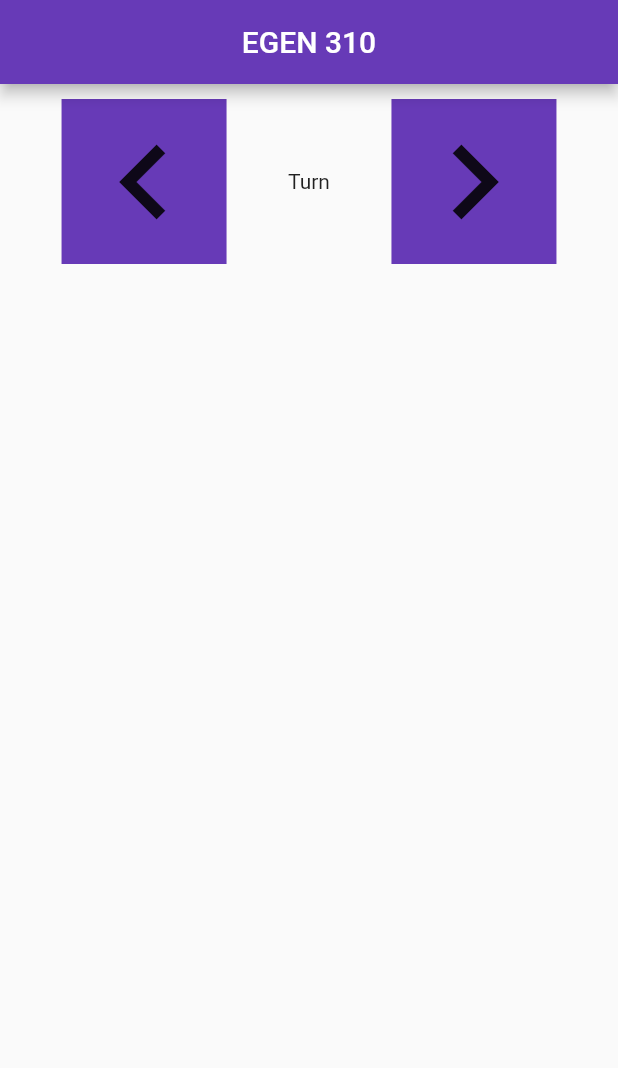
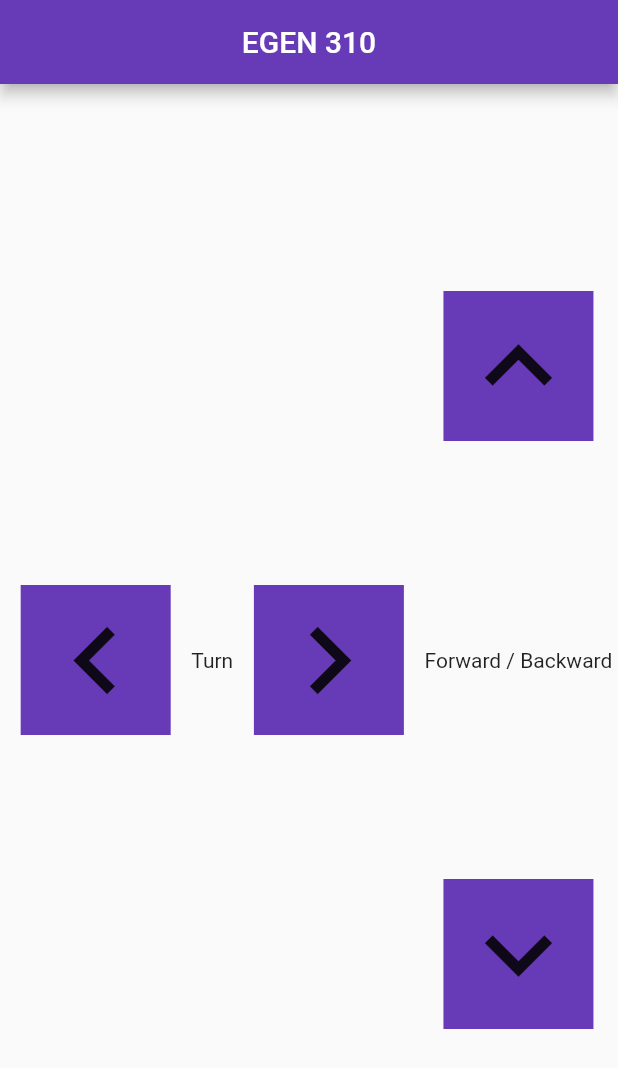
Before and after one commit to MGallivan00/EGEN_310, a Flutter app: the screen it shows after launch, on a phone screen of 412 x 824 dp. Shown: the top 1068 px of the screen. Run offline on Flutter 3.47's test engine with Material 2 defaults, Android fonts, the phone set to English and light mode, and no system bars.

Commit message:
Added forward and backward button

```diff
--- a/lib/main.dart
+++ b/lib/main.dart
@@ -56,13 +56,15 @@ class _MyHomePageState extends State<MyHomePage> {
     // than having to individually change instances of widgets.
     UserInterface _leftButton;
     UserInterface _rightButton;
+        UserInterface _forwardButton;
+    UserInterface _backwardButton;
+
     return Scaffold(
       appBar: AppBar(
         // Here we take the value from the MyHomePage object that was created by
         // the App.build method, and use it to set our appbar title.
         title: Text(widget.title),
         centerTitle: true,
-
       ),
       // Following code help with source : https://www.youtube.com/watch?v=pTJJsmejUOQ
       body: Row(
@@ -70,15 +72,42 @@ class _MyHomePageState extends State<MyHomePage> {
         crossAxisAlignment: CrossAxisAlignment.center,
         children: [
           //TODO Thread?
-            _leftButton = UserInterface(MainAxisAlignment.center, // Create the left button
-                CrossAxisAlignment.end, "turn Left", Icons.keyboard_arrow_left),
+          _leftButton = UserInterface(
+              MainAxisAlignment.center, // Create the left button
+              CrossAxisAlignment.end,
+              "turn Left",
+              Icons.keyboard_arrow_left),
           Text('Turn'),
 
-            _rightButton = UserInterface(MainAxisAlignment.center, // Create the turn right button
-                CrossAxisAlignment.end, "turn Right", Icons.keyboard_arrow_right),
+          _rightButton = UserInterface(
+              MainAxisAlignment.center, // Create the turn right button
+              CrossAxisAlignment.end,
+              "turn Right",
+              Icons.keyboard_arrow_right),
+
+          Column( // Column for forward / Backward movement
+              mainAxisAlignment: MainAxisAlignment.spaceEvenly,
+              crossAxisAlignment: CrossAxisAlignment.center,
+              children: [
+                //TODO Thread?
+                _forwardButton = UserInterface( // Create the forward button
+                    MainAxisAlignment.center,
+                    CrossAxisAlignment.end,
+                    "Move Forward",
+                    Icons.keyboard_arrow_up),
+                Text('Forward / Backward'),
+
+                _backwardButton = UserInterface(// Create the turn backward button
+
+                    MainAxisAlignment.center,
+                    CrossAxisAlignment.end,
+                    "Move Backward",
+                    Icons.keyboard_arrow_down),
               ]),
 
           // This trailing comma makes auto-formatting nicer for build methods.
+        ],
+      ),
     );
   }
 }
--- a/lib/user_interface.dart
+++ b/lib/user_interface.dart
@@ -74,7 +74,7 @@ class _UserInterfaceState extends State<UserInterface> {
               // Adds Arrow Icon to button
               _icon,
               color: Colors.black87,
-              size: 100.0,
+              size: 90.0,
             ),
           ),
         )
```
Lines whose indentation alone changed are shown as unchanged.
